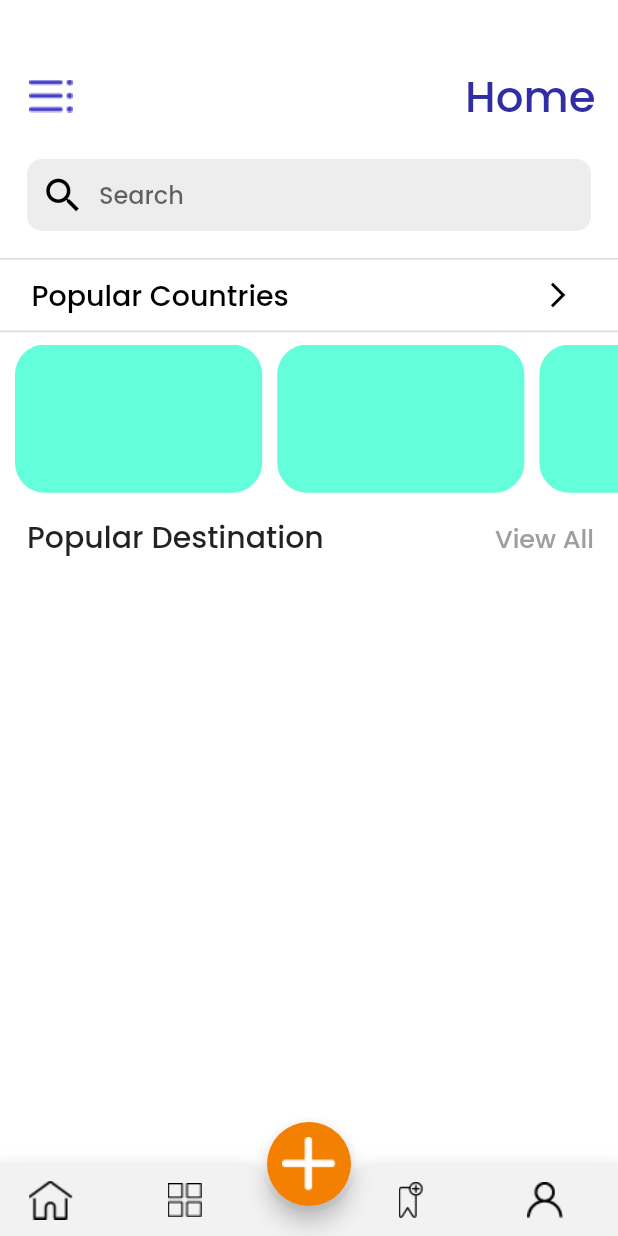
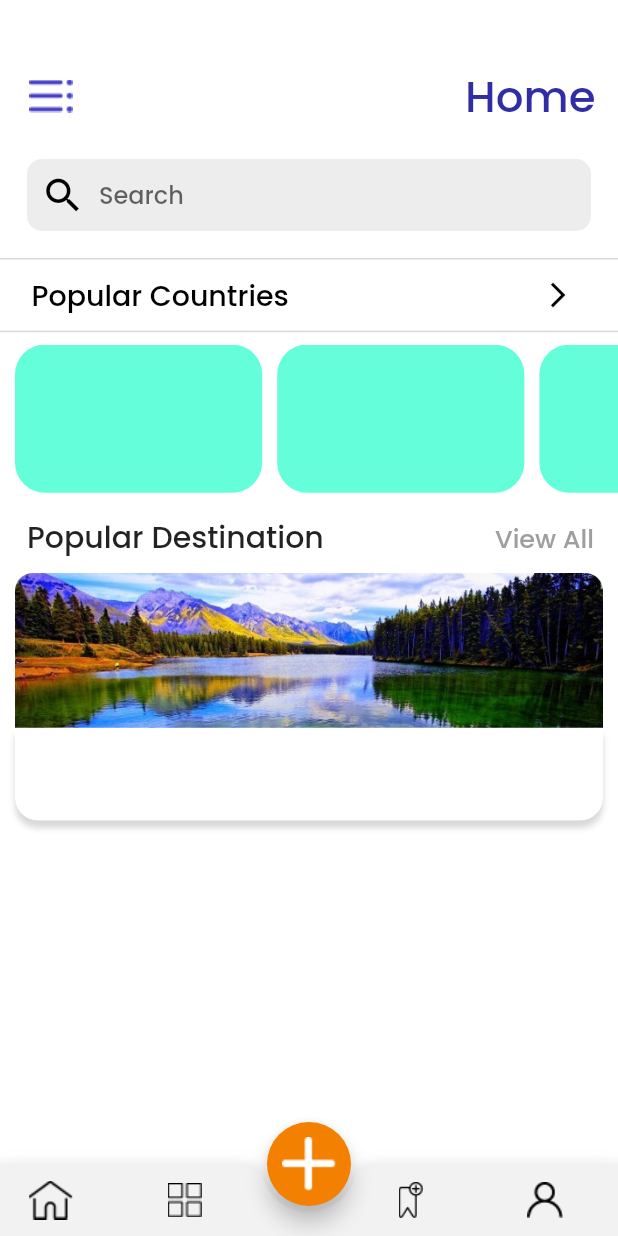
Before and after one commit to nexus-hash/Tour-Booking-App, a Flutter app: the HomePage screen opened directly, on a phone screen of 412 x 824 dp. Run offline on Flutter 3.47's test engine with Material 2 defaults, Android fonts, the phone set to English and light mode, and no system bars.

Commit message:
Updated Home PageView

```diff
--- a/lib/Home/HomeVIew.dart
+++ b/lib/Home/HomeVIew.dart
@@ -136,8 +136,52 @@ class _HomePageViewState extends State<HomePageView> {
                   ],
                 ),
               ),
-              Container(
-              ),
+              Padding(
+                  padding: const EdgeInsets.only(left: 10.0,right: 10.0),
+                  child:  Container(
+                    width: double.infinity,
+                    height: MediaQuery.of(context).size.height*.20,
+                    decoration: BoxDecoration(
+                        borderRadius: BorderRadius.all(Radius.circular(15.0)),
+                        color: Colors.black12
+                    ),
+                    child: Stack(
+                      children: <Widget>[
+                        Container(
+                          child: Image.asset('assets/images/park.png',
+                          fit: BoxFit.fitHeight,
+                          ),
+                        ),
+                        Align(
+                          alignment: Alignment.bottomCenter,
+                          child: Container(
+                            width: double.infinity,
+                            height: MediaQuery.of(context).size.height*.075,
+                            decoration: BoxDecoration(
+                              color: Colors.white,
+                              boxShadow: <BoxShadow>[
+                                BoxShadow(
+                                  offset: Offset(0.0, 5.0),
+                                  color: Colors.grey.withOpacity(.4),
+                                  blurRadius: 3.0,
+
+                                )
+                              ],
+                              borderRadius: BorderRadius.only(bottomLeft: Radius.circular(15.0),bottomRight: Radius.circular(15.0))
+                            ),
+                            child: Column(
+                              children: <Widget>[
+
+                              ],
+                            ),
+                          ),
+                        ),
+
+                      ],
+                    ),
+                  )
+                ),
+
             ],
           ),
       ),
```
Also changed, not shown: assets/images/park.png (added).
